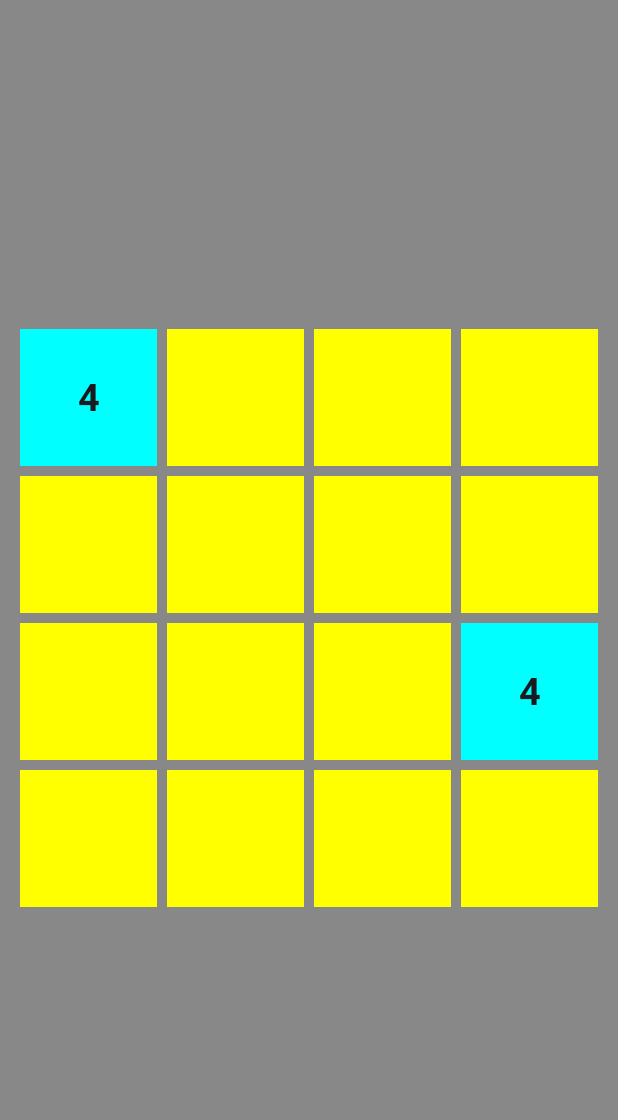
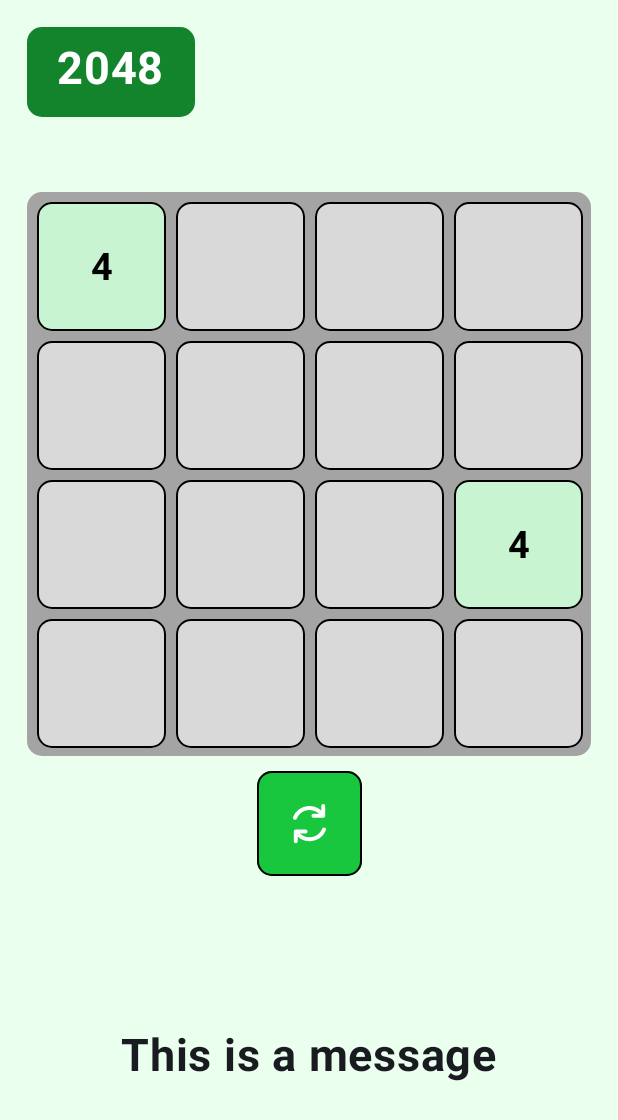
Before and after one commit to RNicolasMarin/2048, an Android app built with Jetpack Compose: the screen it shows after launch (MainActivity), on a phone screen of 412 x 824 dp. Shown: the top 1120 px of the screen. Run offline under Robolectric (Android 15) with nearby library versions, the phone set to English and light mode, and no system bars; our stand-ins replace Dagger/Hilt's generated code.

Commit message:
App's Ui changed to fit V1 Design

```diff
--- a/app/src/main/java/com/example/two_zero_four_eight/ui/MainActivity.kt
+++ b/app/src/main/java/com/example/two_zero_four_eight/ui/MainActivity.kt
@@ -3,41 +3,11 @@ package com.example.two_zero_four_eight.ui
 import android.os.Bundle
 import androidx.activity.ComponentActivity
 import androidx.activity.compose.setContent
-import androidx.compose.foundation.background
-import androidx.compose.foundation.border
-import androidx.compose.foundation.layout.Arrangement
-import androidx.compose.foundation.layout.Box
-import androidx.compose.foundation.layout.Column
 import androidx.compose.foundation.layout.fillMaxSize
-import androidx.compose.foundation.layout.height
-import androidx.compose.foundation.layout.padding
-import androidx.compose.foundation.layout.width
-import androidx.compose.foundation.lazy.LazyColumn
-import androidx.compose.foundation.lazy.LazyRow
-import androidx.compose.foundation.lazy.items
 import androidx.compose.material3.MaterialTheme
 import androidx.compose.material3.Surface
-import androidx.compose.material3.Text
-import androidx.compose.runtime.Composable
-import androidx.compose.runtime.collectAsState
-import androidx.compose.runtime.getValue
-import androidx.compose.runtime.mutableStateOf
-import androidx.compose.runtime.remember
-import androidx.compose.runtime.setValue
-import androidx.compose.ui.Alignment
 import androidx.compose.ui.Modifier
-import androidx.compose.ui.graphics.Color
-import androidx.compose.ui.platform.LocalConfiguration
-import androidx.compose.ui.text.font.FontWeight
-import androidx.compose.ui.unit.Dp
-import androidx.compose.ui.unit.dp
-import androidx.compose.ui.unit.sp
-import androidx.lifecycle.viewmodel.compose.viewModel
 import com.example.two_zero_four_eight.ui.theme.TwoZeroFourEightTheme
-import com.example.two_zero_four_eight.ui.utils.DragGesturesDirectionDetector
-import com.example.two_zero_four_eight.ui.utils.MovementDirection
-import com.example.two_zero_four_eight.ui.utils.MovementDirection.*
-import com.example.two_zero_four_eight.use_cases.DEFAULT_VALUE
 import dagger.hilt.android.AndroidEntryPoint
 
 @AndroidEntryPoint
@@ -56,92 +26,3 @@ class MainActivity : ComponentActivity() {
         }
     }
 }
-
-@Composable
-fun TwoZeroFourEightApp() {
-    var currentDirection by remember { mutableStateOf(NONE) }
-    val viewModel: TwoZeroFourEightViewModel = viewModel()
-    val uiState by viewModel.gameState.collectAsState()
-
-    Box {
-        Column(
-            modifier = Modifier.fillMaxSize().background(Color.Gray),
-            verticalArrangement = Arrangement.Center,
-            horizontalAlignment = Alignment.CenterHorizontally
-        ) {
-            val configuration = LocalConfiguration.current
-            val uiBoardSize = configuration.screenWidthDp.dp.minus(20.dp)
-            Table(uiState.board, currentDirection, uiBoardSize)
-            if (uiState.isGameOver) {
-                Text(
-                    fontSize = 25.sp,
-                    fontWeight = FontWeight.Bold,
-                    text = "Game Over"
-                )
-            }
-        }
-        DragGesturesDirectionDetector(
-            modifier = Modifier
-                .fillMaxSize(),
-            onDirectionDetected = {
-                currentDirection = it
-                viewModel.moveNumbers(it)
-            }
-        )
-    }
-}
-
-/**
- * [currentDirection] allows to refresh the table. Check hot to fix this bug.
- * **/
-@Composable
-fun Table(tableData: List<List<Int>>, currentDirection: MovementDirection, uiBoardSize: Dp) {
-    LazyColumn(
-        modifier = Modifier
-            .width(uiBoardSize)
-            .height(uiBoardSize)
-            .background(Color.Blue)
-    ) {
-        items(
-            items = tableData,
-        ) { row ->
-            TableRow(rowData = row, uiBoardSize)
-        }
-    }
-}
-
-@Composable
-fun TableRow(rowData: List<Int>, uiBoardSize: Dp) {
-    val uiCellSize = uiBoardSize.div(rowData.size)
-    LazyRow(
-        modifier = Modifier
-            .width(uiBoardSize)
-            .height(uiCellSize)
-            .background(Color.Red)
-    ) {
-        items(
-            items = rowData,
-        ) { cellData ->
-            TableCell(cellData, uiCellSize)
-        }
-    }
-}
-
-@Composable
-fun TableCell(cellData: Int, uiCellSize: Dp) {
-    Box(
-        modifier = Modifier
-            .width(uiCellSize)
-            .height(uiCellSize)
-            .background(color = if (cellData == DEFAULT_VALUE) Color.Yellow else Color.Cyan)
-            .border(3.dp, Color.Gray)
-            .padding(8.dp),
-        contentAlignment = Alignment.Center
-    ) {
-        Text(
-            fontSize = 25.sp,
-            fontWeight = FontWeight.Bold,
-            text = if (cellData == DEFAULT_VALUE) "" else cellData.toString()
-        )
-    }
-}
--- /dev/null
+++ b/app/src/main/java/com/example/two_zero_four_eight/ui/TwoZeroFourEightApp.kt
@@ -0,0 +1,16 @@
+package com.example.two_zero_four_eight.ui
+
+import androidx.compose.runtime.Composable
+import androidx.compose.runtime.collectAsState
+import androidx.compose.runtime.getValue
+import androidx.lifecycle.viewmodel.compose.viewModel
+import com.example.two_zero_four_eight.ui.screens.BoardGameScreen
+
+@Composable
+fun TwoZeroFourEightApp() {
+
+    val viewModel: TwoZeroFourEightViewModel = viewModel()
+    val uiState by viewModel.gameState.collectAsState()
+
+    BoardGameScreen(viewModel, uiState)
+}
--- /dev/null
+++ b/app/src/main/java/com/example/two_zero_four_eight/ui/components/AppName.kt
@@ -0,0 +1,44 @@
+package com.example.two_zero_four_eight.ui.components
+
+import androidx.compose.foundation.background
+import androidx.compose.foundation.layout.Box
+import androidx.compose.foundation.layout.height
+import androidx.compose.foundation.layout.padding
+import androidx.compose.foundation.shape.RoundedCornerShape
+import androidx.compose.material3.Text
+import androidx.compose.runtime.Composable
+import androidx.compose.ui.Modifier
+import androidx.compose.ui.res.stringResource
+import androidx.compose.ui.text.font.FontWeight
+import androidx.compose.ui.unit.Dp
+import androidx.compose.ui.unit.dp
+import androidx.compose.ui.unit.sp
+import com.example.two_zero_four_eight.R
+import com.example.two_zero_four_eight.ui.screens.corners
+import com.example.two_zero_four_eight.ui.theme.Green2
+import com.example.two_zero_four_eight.ui.theme.White
+
+val AppNameDefaultHeight = 60.dp
+@Composable
+fun AppName(
+    modifier: Modifier = Modifier,
+    height: Dp = AppNameDefaultHeight,
+    verticalPadding: Dp = 10.dp
+) {
+    Box(
+        modifier = modifier
+            .height(height)
+            .background(
+                shape = RoundedCornerShape(corners),
+                color = Green2
+            )
+    ) {
+        Text(
+            fontSize = 30.sp,
+            fontWeight = FontWeight.Bold,
+            text = stringResource(id = R.string.app_name),
+            modifier = Modifier.padding(vertical = verticalPadding, horizontal = 20.dp),
+            color = White,
+        )
+    }
+}
--- /dev/null
+++ b/app/src/main/java/com/example/two_zero_four_eight/ui/components/IconButton.kt
@@ -0,0 +1,54 @@
+package com.example.two_zero_four_eight.ui.components
+
+import androidx.compose.foundation.Image
+import androidx.compose.foundation.border
+import androidx.compose.foundation.layout.height
+import androidx.compose.foundation.layout.size
+import androidx.compose.foundation.layout.width
+import androidx.compose.foundation.shape.RoundedCornerShape
+import androidx.compose.material3.Button
+import androidx.compose.material3.ButtonDefaults
+import androidx.compose.runtime.Composable
+import androidx.compose.ui.Modifier
+import androidx.compose.ui.res.painterResource
+import androidx.compose.ui.unit.dp
+import com.example.two_zero_four_eight.R
+import com.example.two_zero_four_eight.ui.screens.corners
+import com.example.two_zero_four_eight.ui.theme.Black
+import com.example.two_zero_four_eight.ui.theme.Green1
+import com.example.two_zero_four_eight.ui.theme.Green3
+import com.example.two_zero_four_eight.ui.theme.White
+
+val IconButtonHeight = 70.dp
+
+@Composable
+fun IconButton(
+    onClick: () -> Unit,
+    modifier: Modifier = Modifier
+) {
+    Button(
+        onClick = onClick,
+        modifier = modifier
+            .height(IconButtonHeight)
+            .width(IconButtonHeight)
+            .border(
+                shape = RoundedCornerShape(corners),
+                color = Black,
+                width = 1.dp
+            ),
+        shape = RoundedCornerShape(corners),
+        colors = ButtonDefaults.buttonColors(
+            containerColor = Green3,
+            contentColor = Black,
+            disabledContainerColor = Green1,
+            disabledContentColor = White
+        )
+    ) {
+        Image(
+            painter = painterResource(id = R.drawable.re_start),
+            contentDescription = null,
+            modifier = Modifier
+                .size(150.dp),
+        )
+    }
+}
--- /dev/null
+++ b/app/src/main/java/com/example/two_zero_four_eight/ui/screens/BoardGameScreen.kt
@@ -0,0 +1,237 @@
+package com.example.two_zero_four_eight.ui.screens
+
+import androidx.compose.foundation.background
+import androidx.compose.foundation.border
+import androidx.compose.foundation.layout.Arrangement
+import androidx.compose.foundation.layout.Arrangement.Center
+import androidx.compose.foundation.layout.Box
+import androidx.compose.foundation.layout.Column
+import androidx.compose.foundation.layout.Row
+import androidx.compose.foundation.layout.Spacer
+import androidx.compose.foundation.layout.fillMaxHeight
+import androidx.compose.foundation.layout.fillMaxSize
+import androidx.compose.foundation.layout.fillMaxWidth
+import androidx.compose.foundation.layout.height
+import androidx.compose.foundation.layout.offset
+import androidx.compose.foundation.layout.padding
+import androidx.compose.foundation.layout.width
+import androidx.compose.foundation.layout.wrapContentHeight
+import androidx.compose.foundation.lazy.LazyColumn
+import androidx.compose.foundation.lazy.LazyRow
+import androidx.compose.foundation.lazy.items
+import androidx.compose.foundation.shape.RoundedCornerShape
+import androidx.compose.material3.Text
+import androidx.compose.runtime.Composable
+import androidx.compose.runtime.getValue
+import androidx.compose.runtime.mutableStateOf
+import androidx.compose.runtime.remember
+import androidx.compose.runtime.setValue
+import androidx.compose.ui.Alignment
+import androidx.compose.ui.Alignment.Companion.CenterHorizontally
+import androidx.compose.ui.Modifier
+import androidx.compose.ui.graphics.Color
+import androidx.compose.ui.platform.LocalConfiguration
+import androidx.compose.ui.text.font.FontWeight
+import androidx.compose.ui.unit.Dp
+import androidx.compose.ui.unit.dp
+import androidx.compose.ui.unit.sp
+import com.example.two_zero_four_eight.model.GameState
+import com.example.two_zero_four_eight.ui.TwoZeroFourEightViewModel
+import com.example.two_zero_four_eight.ui.components.AppName
+import com.example.two_zero_four_eight.ui.components.AppNameDefaultHeight
+import com.example.two_zero_four_eight.ui.components.IconButton
+import com.example.two_zero_four_eight.ui.components.IconButtonHeight
+import com.example.two_zero_four_eight.ui.theme.Black
+import com.example.two_zero_four_eight.ui.theme.Green1
+import com.example.two_zero_four_eight.ui.theme.Green2
+import com.example.two_zero_four_eight.ui.theme.Green3
+import com.example.two_zero_four_eight.ui.theme.Green4
+import com.example.two_zero_four_eight.ui.theme.Green5
+import com.example.two_zero_four_eight.ui.theme.Green6
+import com.example.two_zero_four_eight.ui.theme.Green7
+import com.example.two_zero_four_eight.ui.theme.Grey1
+import com.example.two_zero_four_eight.ui.theme.Grey2
+import com.example.two_zero_four_eight.ui.theme.White
+import com.example.two_zero_four_eight.ui.utils.DragGesturesDirectionDetector
+import com.example.two_zero_four_eight.ui.utils.MovementDirection
+import com.example.two_zero_four_eight.ui.utils.MovementDirection.*
+import com.example.two_zero_four_eight.use_cases.DEFAULT_VALUE
+
+val corners = 10.dp
+val paddings_inside_board = 3.dp
+val paddings_outside_board = 18.dp
+val SpaceBeforeBoard = 50.dp
+
+@Composable
+fun BoardGameScreen(viewModel: TwoZeroFourEightViewModel, uiState: GameState) {
+    var currentDirection by remember { mutableStateOf(NONE) }
+    val configuration = LocalConfiguration.current
+    val uiBoardSize = configuration.screenWidthDp.dp.minus(paddings_outside_board + paddings_outside_board)
+    val reStartButtonY = paddings_outside_board + AppNameDefaultHeight + SpaceBeforeBoard + uiBoardSize + 10.dp
+    Box {
+        Column(
+            modifier = Modifier
+                .fillMaxSize()
+                .background(Green7),
+            horizontalAlignment = CenterHorizontally
+        ) {
+            Row(
+                modifier = Modifier
+                    .fillMaxWidth()
+                    .padding(
+                        start = paddings_outside_board,
+                        end = paddings_outside_board,
+                        top = paddings_outside_board,
+                        bottom = SpaceBeforeBoard
+                    ),
+                horizontalArrangement = Arrangement.Start
+            ) {
+                AppName()
+            }
+
+            BoardGame(uiState.board, currentDirection, uiBoardSize)
+            Spacer(modifier = Modifier.height(IconButtonHeight + 10.dp))
+            Text(
+                text = "This is a message",
+                fontSize = 30.sp,
+                fontWeight = FontWeight.Bold,
+                modifier = Modifier
+                    .fillMaxHeight()
+                    .wrapContentHeight()
+            )
+
+        }
+        DragGesturesDirectionDetector(
+            modifier = Modifier
+                .fillMaxSize(),
+            onDirectionDetected = {
+                currentDirection = it
+                viewModel.moveNumbers(it)
+            }
+        ) {
+            Row(
+                modifier = Modifier.fillMaxWidth(),
+                horizontalArrangement = Center
+            ) {
+                IconButton(
+                    modifier = Modifier.offset(y = reStartButtonY),
+                    onClick = {
+
+                    }
+                )
+            }
+        }
+    }
+}
+
+/**
+ * [currentDirection] allows to refresh the table. Check hot to fix this bug.
+ * **/
+@Composable
+fun BoardGame(tableData: List<List<Int>>, currentDirection: MovementDirection, uiBoardSize: Dp) {
+    LazyColumn(
+        modifier = Modifier
+            .width(uiBoardSize)
+            .height(uiBoardSize)
+            .background(
+                color = Grey2,
+                shape = RoundedCornerShape(corners)
+            )
+            .padding(paddings_inside_board)
+    ) {
+        items(
+            items = tableData,
+        ) { row ->
+            BoardGameRow(rowData = row, uiBoardSize - paddings_inside_board - paddings_inside_board)
+        }
+    }
+}
+
+@Composable
+fun BoardGameRow(rowData: List<Int>, uiBoardSize: Dp) {
+    val uiCellSize = uiBoardSize.div(rowData.size)
+
+    LazyRow(
+        modifier = Modifier
+            .width(uiBoardSize)
+            .height(uiCellSize)
+    ) {
+        items(
+            items = rowData,
+        ) { cellData ->
+            BoardGameCell(cellData, uiCellSize)
+        }
+    }
+}
+
+@Composable
+fun BoardGameCell(cellNumber: Int, uiCellSize: Dp) {
+    val cellData = getCellData(cellNumber)
+    Box(modifier = Modifier
+        .width(uiCellSize)
+        .height(uiCellSize)
+        .padding(paddings_inside_board)
+    ) {
+        Box(
+            modifier = Modifier
+                .fillMaxSize()
+                .background(
+                    shape = RoundedCornerShape(corners),
+                    color = cellData.backgroundColor
+                )
+                .border(
+                    shape = RoundedCornerShape(corners),
+                    color = Black,
+                    width = 1.dp
+                ),
+            contentAlignment = Alignment.Center
+        ) {
+            Text(
+                fontSize = 25.sp,
+                color = cellData.textColor,
+                fontWeight = FontWeight.Bold,
+                text = if (cellNumber == DEFAULT_VALUE) "" else cellNumber.toString()
+            )
+        }
+    }
+}
+
+fun getCellData(cellData: Int): CellData {
+    val backgroundColor = when (cellData) {
+        DEFAULT_VALUE -> Grey1
+        2 -> Green7
+        4 -> Green6
+        8 -> Green5
+        16 -> Green4
+        32 -> Green3
+        64 -> Green2
+        128 -> Green1
+
+        256 -> Green7
+        512 -> Green6
+        1024 -> Green5
+        2048 -> Green4
+        4096 -> Green3
+        8192 -> Green2
+
+        else -> Green7
+    }
+    val textColor = when (cellData) {
+        2, 4, 8, 16 -> Black
+        32, 64, 128 -> White
+
+        256, 512, 1024, 2048 -> Black
+        4096, 8192 -> White
+
+        else -> Black
+    }
+    return CellData(
+        backgroundColor = backgroundColor,
+        textColor = textColor
+    )
+}
+
+data class CellData(
+    val backgroundColor: Color,
+    val textColor: Color
+)
--- a/app/src/main/java/com/example/two_zero_four_eight/ui/theme/Color.kt
+++ b/app/src/main/java/com/example/two_zero_four_eight/ui/theme/Color.kt
@@ -6,6 +6,19 @@ val Purple80 = Color(0xFFD0BCFF)
 val PurpleGrey80 = Color(0xFFCCC2DC)
 val Pink80 = Color(0xFFEFB8C8)
 
-val Purple40 = Color(0xFF6650a4)
+val Purple40 = Color(0xFF13842C)
 val PurpleGrey40 = Color(0xFF625b71)
 val Pink40 = Color(0xFF7D5260)
+
+
+val Black = Color(0xFF000000)
+val Green1 = Color(0xFF005212)
+val Green2 = Color(0xFF13842C)
+val Green3 = Color(0xFF19C73F)
+val Green4 = Color(0xFF00FF38)
+val Green5 = Color(0xFF8FF6A5)
+val Green6 = Color(0xFFC8F4D2)
+val Green7 = Color(0xFFEBFFEF)
+val White = Color(0xFFFFFFFF)
+val Grey1 = Color(0xFFD9D9D9)
+val Grey2 = Color(0xFFA4A4A4)
--- a/app/src/main/java/com/example/two_zero_four_eight/ui/utils/DragGesturesDirectionDetector.kt
+++ b/app/src/main/java/com/example/two_zero_four_eight/ui/utils/DragGesturesDirectionDetector.kt
@@ -46,7 +46,8 @@ fun DragGesturesDirectionDetector(
     modifier: Modifier = Modifier,
     resetAtTheEnd: Boolean = true,
     difference: Float = 40f,
-    onDirectionDetected: (MovementDirection) -> Unit
+    onDirectionDetected: (MovementDirection) -> Unit,
+    content: @Composable () -> Unit
 ) {
 
     var startPosition by remember { mutableStateOf(Offset(0f, 0f)) }
@@ -87,7 +88,9 @@ fun DragGesturesDirectionDetector(
             currentDirection = newDirection
             onDirectionDetected(currentDirection)
         }
-    })
+    }) {
+        content()
+    }
 }
 
 fun getNewDirection(current: Offset, start: Offset, difference: Float) =
--- /dev/null
+++ b/app/src/main/res/drawable/re_start.xml
@@ -0,0 +1,13 @@
+<vector xmlns:android="http://schemas.android.com/apk/res/android"
+    android:width="16.83dp"
+    android:height="20dp"
+    android:viewportWidth="16.83"
+    android:viewportHeight="20">
+  <path
+      android:pathData="M6.42,14L1.42,14L1.42,19M10.42,6L15.42,6L15.42,1M1.003,7.003C1.564,5.616 2.502,4.413 3.713,3.532C4.923,2.651 6.357,2.128 7.85,2.021C9.343,1.914 10.835,2.227 12.158,2.927C13.482,3.626 14.581,4.683 15.334,5.976M15.838,12.997C15.277,14.385 14.338,15.587 13.128,16.468C11.918,17.349 10.485,17.872 8.992,17.979C7.499,18.086 6.006,17.772 4.683,17.073C3.359,16.374 2.259,15.317 1.506,14.024"
+      android:strokeLineJoin="round"
+      android:strokeWidth="2"
+      android:fillColor="#00000000"
+      android:strokeColor="#ffffff"
+      android:strokeLineCap="round"/>
+</vector>
```
